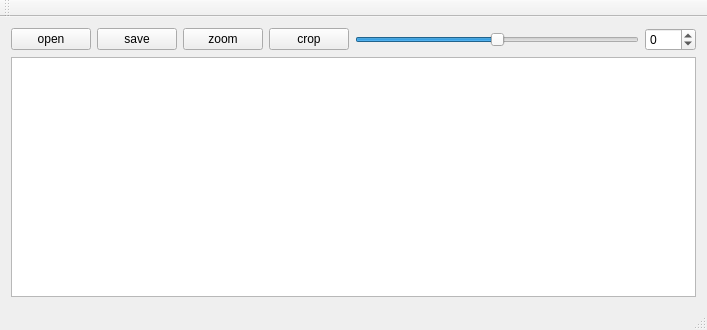
Above: ImageViewer/mainwindow.ui from HazemSamir/QImageViewer before the change. Below: the same form after it.
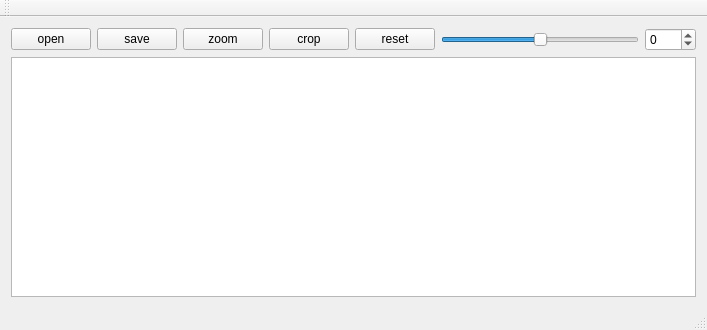
That is the form after the change.

Commit message: add reset button

Diff of the .ui file:
```diff
--- a/ImageViewer/mainwindow.ui
+++ b/ImageViewer/mainwindow.ui
@@ -47,6 +47,13 @@
           </property>
          </widget>
         </item>
+        <item>
+         <widget class="QPushButton" name="pushButton_5">
+          <property name="text">
+           <string>reset</string>
+          </property>
+         </widget>
+        </item>
         <item>
          <widget class="QSlider" name="horizontalSlider">
           <property name="minimum">
```
The commit also changes 2 other files.
